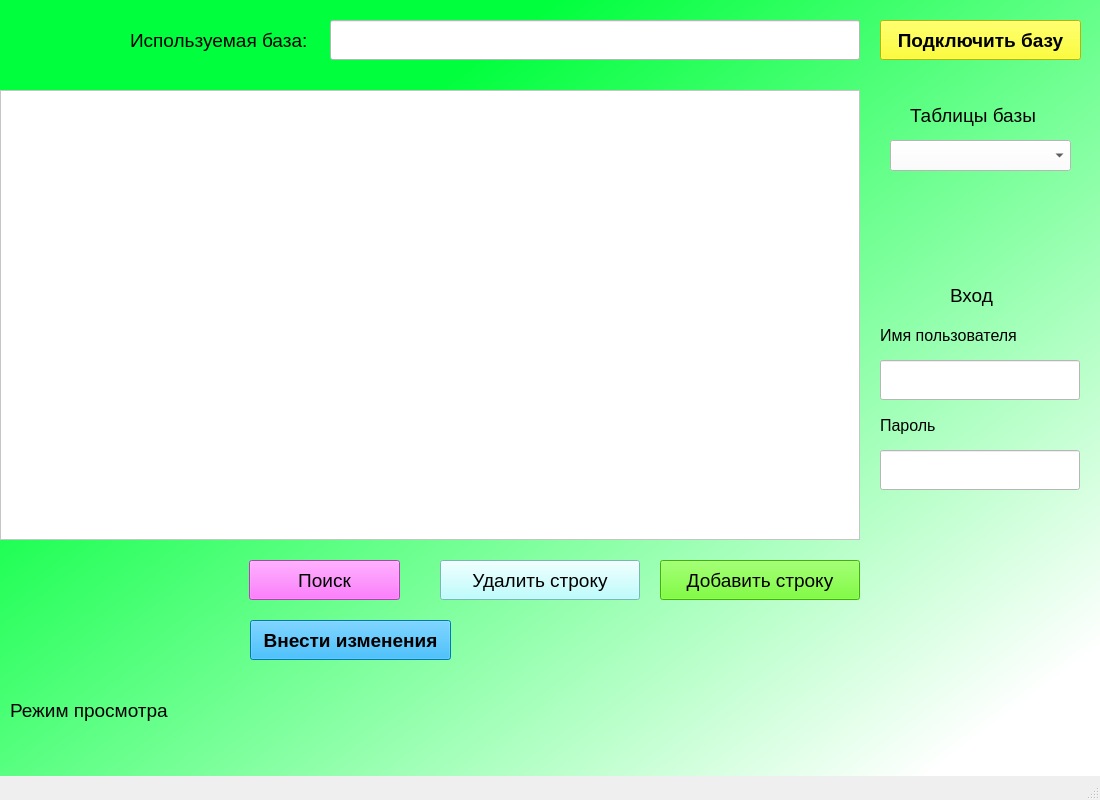
EfimTishkovski/Draw_storage, file simple_design.ui: the form before one commit.
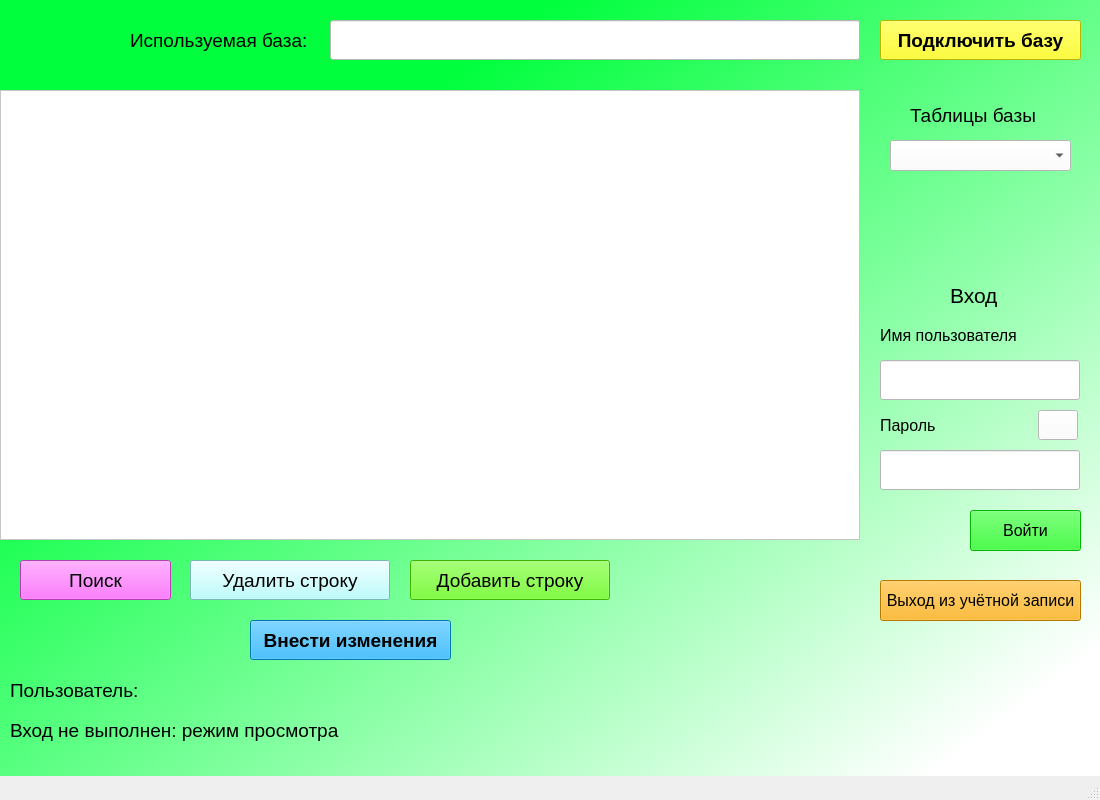
The form after the commit. Icons and pictures are not drawn.

Commit message: Дополнен дизайн формы входа

Diff of the .ui file:
```diff
--- a/simple_design.ui
+++ b/simple_design.ui
@@ -178,8 +178,8 @@
     <property name="geometry">
      <rect>
       <x>10</x>
-      <y>690</y>
-      <width>221</width>
+      <y>710</y>
+      <width>391</width>
       <height>41</height>
      </rect>
     </property>
@@ -192,13 +192,13 @@
      <string notr="true">background-color: rgba(0,0,0,0);</string>
     </property>
     <property name="text">
-     <string>Режим просмотра</string>
+     <string>Вход не выполнен: режим просмотра</string>
     </property>
    </widget>
    <widget class="QPushButton" name="delete_button">
     <property name="geometry">
      <rect>
-      <x>440</x>
+      <x>190</x>
       <y>560</y>
       <width>200</width>
       <height>40</height>
@@ -225,7 +225,7 @@
    <widget class="QPushButton" name="append_button">
     <property name="geometry">
      <rect>
-      <x>660</x>
+      <x>410</x>
       <y>560</y>
       <width>200</width>
       <height>40</height>
@@ -251,7 +251,7 @@
    <widget class="QPushButton" name="search_button">
     <property name="geometry">
      <rect>
-      <x>249</x>
+      <x>20</x>
       <y>560</y>
       <width>151</width>
       <height>40</height>
@@ -324,7 +324,7 @@
      <rect>
       <x>880</x>
       <y>410</y>
-      <width>141</width>
+      <width>61</width>
       <height>31</height>
      </rect>
     </property>
@@ -348,7 +348,7 @@
     <property name="font">
      <font>
       <family>MS Shell Dlg 2</family>
-      <pointsize>14</pointsize>
+      <pointsize>16</pointsize>
       <weight>9</weight>
       <italic>false</italic>
       <bold>false</bold>
@@ -363,6 +363,92 @@
      <string>Вход</string>
     </property>
    </widget>
+   <widget class="QPushButton" name="input_button">
+    <property name="geometry">
+     <rect>
+      <x>970</x>
+      <y>510</y>
+      <width>111</width>
+      <height>41</height>
+     </rect>
+    </property>
+    <property name="styleSheet">
+     <string notr="true">background-color: rgb(255, 255, 255);
+background-color: rgb(0, 255, 0);
+border-color: rgb(0, 85, 255);
+font: 75 14pt &quot;MS Shell Dlg 2&quot;;</string>
+    </property>
+    <property name="text">
+     <string>Войти</string>
+    </property>
+   </widget>
+   <widget class="QPushButton" name="show_password_button">
+    <property name="geometry">
+     <rect>
+      <x>1038</x>
+      <y>410</y>
+      <width>40</width>
+      <height>30</height>
+     </rect>
+    </property>
+    <property name="styleSheet">
+     <string notr="true">font: 12pt &quot;MS Shell Dlg 2&quot;;
+background-color: rgb(255, 255, 255);</string>
+    </property>
+    <property name="text">
+     <string/>
+    </property>
+    <property name="icon">
+     <iconset>
+      <normaloff>показать_пароль.png</normaloff>показать_пароль.png</iconset>
+    </property>
+    <property name="iconSize">
+     <size>
+      <width>32</width>
+      <height>32</height>
+     </size>
+    </property>
+   </widget>
+   <widget class="QPushButton" name="exit_account_button">
+    <property name="geometry">
+     <rect>
+      <x>880</x>
+      <y>580</y>
+      <width>201</width>
+      <height>41</height>
+     </rect>
+    </property>
+    <property name="styleSheet">
+     <string notr="true">border-color: rgb(0, 85, 255);
+font: 12pt &quot;MS Shell Dlg 2&quot;;
+background-color: rgb(255, 170, 0);
+font: 75 12pt &quot;MS Shell Dlg 2&quot;;</string>
+    </property>
+    <property name="text">
+     <string>Выход из учётной записи</string>
+    </property>
+   </widget>
+   <widget class="QLabel" name="change_signal_label_2">
+    <property name="geometry">
+     <rect>
+      <x>10</x>
+      <y>670</y>
+      <width>391</width>
+      <height>41</height>
+     </rect>
+    </property>
+    <property name="font">
+     <font>
+      <pointsize>14</pointsize>
+     </font>
+    </property>
+    <property name="styleSheet">
+     <string notr="true">background-color: rgba(0,0,0,0);</string>
+    </property>
+    <property name="text">
+     <string>Пользователь:</string>
+    </property>
+   </widget>
   </widget>
   <widget class="QMenuBar" name="menubar">
    <property name="geometry">
```
Left out of the diff: 21 changed lines with no effect on the pictures.
